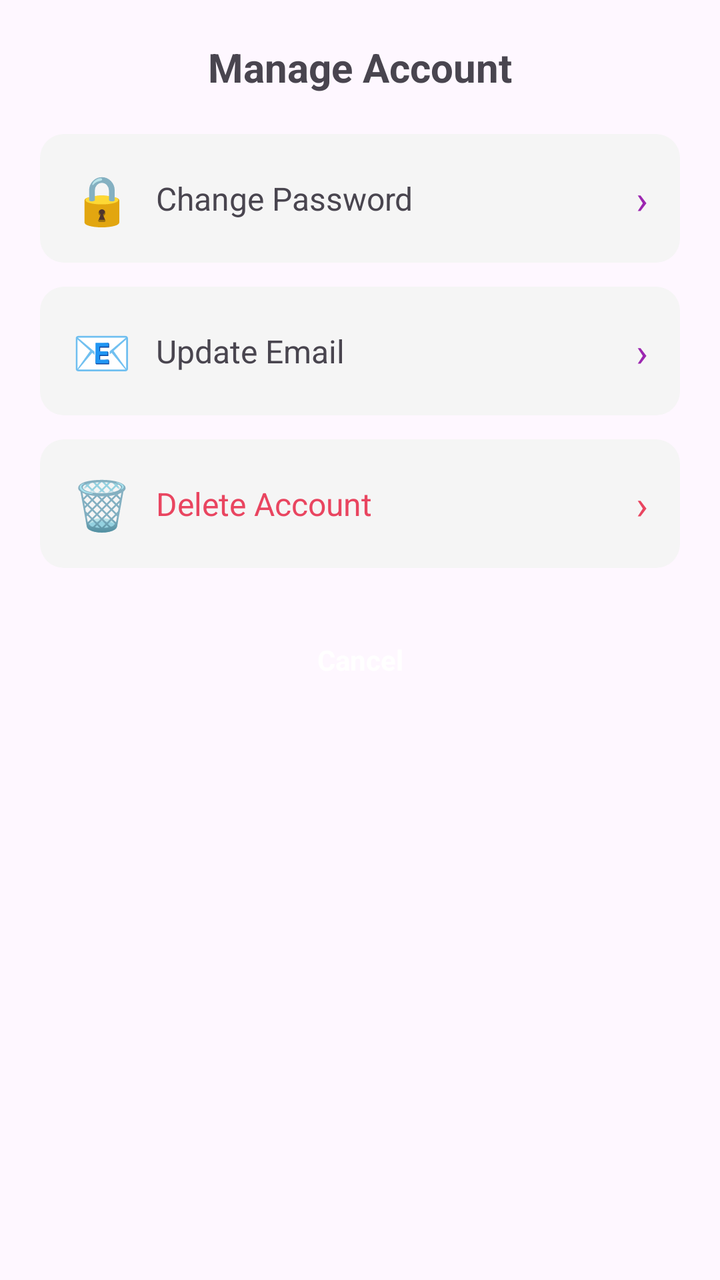
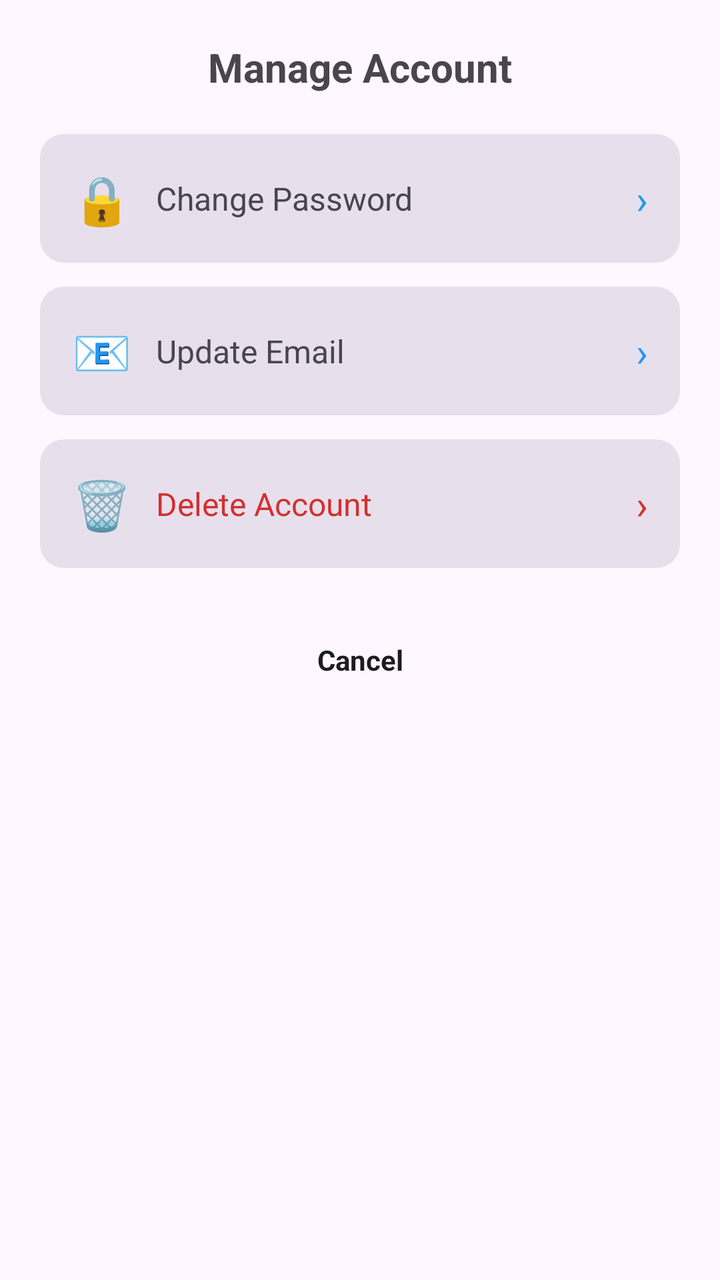

Two renders of the same Android screen: before a commit and after it. Below are the layout's source before the change and the commit's diff.
<!-- AndroidManifest.xml: application theme Base.Theme.DailyToDoList -->
<!-- res/layout/dialog_manage_account.xml -->
<?xml version="1.0" encoding="utf-8"?>
<LinearLayout xmlns:android="http://schemas.android.com/apk/res/android"
    android:layout_width="match_parent"
    android:layout_height="wrap_content"
    android:orientation="vertical"
    android:padding="20dp">

    <TextView
        android:id="@+id/titleText"
        android:layout_width="match_parent"
        android:layout_height="wrap_content"
        android:text="@string/manage_account_title"
        android:textSize="20sp"
        android:textStyle="bold"
        android:gravity="center"
        android:paddingBottom="20dp" />

    
    <LinearLayout
        android:id="@+id/changePassword"
        android:layout_width="match_parent"
        android:layout_height="wrap_content"
        android:orientation="horizontal"
        android:gravity="center_vertical"
        android:padding="16dp"
        android:layout_marginBottom="12dp"
        android:background="@drawable/language_option_bg"
        android:clickable="true"
        android:focusable="true">

        <TextView
            android:layout_width="wrap_content"
            android:layout_height="wrap_content"
            android:text="🔒"
            android:textSize="24sp"
            android:layout_marginEnd="12dp" />

        <TextView
            android:layout_width="0dp"
            android:layout_height="wrap_content"
            android:layout_weight="1"
            android:text="@string/change_password"
            android:textSize="16sp" />

        <TextView
            android:layout_width="wrap_content"
            android:layout_height="wrap_content"
            android:text="›"
            android:textSize="20sp"
            android:textColor="#9C27B0" />

    </LinearLayout>

    
    <LinearLayout
        android:id="@+id/updateEmail"
        android:layout_width="match_parent"
        android:layout_height="wrap_content"
        android:orientation="horizontal"
        android:gravity="center_vertical"
        android:padding="16dp"
        android:layout_marginBottom="12dp"
        android:background="@drawable/language_option_bg"
        android:clickable="true"
        android:focusable="true">

        <TextView
            android:layout_width="wrap_content"
            android:layout_height="wrap_content"
            android:text="📧"
            android:textSize="24sp"
            android:layout_marginEnd="12dp" />

        <TextView
            android:layout_width="0dp"
            android:layout_height="wrap_content"
            android:layout_weight="1"
            android:text="@string/update_email"
            android:textSize="16sp" />

        <TextView
            android:layout_width="wrap_content"
            android:layout_height="wrap_content"
            android:text="›"
            android:textSize="20sp"
            android:textColor="#9C27B0" />

    </LinearLayout>

    
    <LinearLayout
        android:id="@+id/deleteAccount"
        android:layout_width="match_parent"
        android:layout_height="wrap_content"
        android:orientation="horizontal"
        android:gravity="center_vertical"
        android:padding="16dp"
        android:layout_marginBottom="24dp"
        android:background="@drawable/language_option_bg"
        android:clickable="true"
        android:focusable="true">

        <TextView
            android:layout_width="wrap_content"
            android:layout_height="wrap_content"
            android:text="🗑️"
            android:textSize="24sp"
            android:layout_marginEnd="12dp" />

        <TextView
            android:layout_width="0dp"
            android:layout_height="wrap_content"
            android:layout_weight="1"
            android:text="@string/delete_account"
            android:textSize="16sp"
            android:textColor="#E94560" />

        <TextView
            android:layout_width="wrap_content"
            android:layout_height="wrap_content"
            android:text="›"
            android:textSize="20sp"
            android:textColor="#E94560" />

    </LinearLayout>

    
    <TextView
        android:id="@+id/cancelButton"
        android:layout_width="match_parent"
        android:layout_height="44dp"
        android:text="@string/cancel"
        android:textSize="14sp"
        android:textStyle="bold"
        android:textColor="#FFFFFF"
        android:gravity="center"
        android:clickable="true"
        android:focusable="true" />

</LinearLayout>
<!-- resources referenced by this layout -->
<resources>
  <!-- drawable language_option_bg (drawable) -->
  <?xml version="1.0" encoding="utf-8"?>
  <shape xmlns:android="http://schemas.android.com/apk/res/android">
      <solid android:color="#F5F5F5"/>
      <corners android:radius="12dp"/>
  </shape>
  <string name="cancel">Cancel</string>
  <string name="change_password">Change Password</string>
  <string name="delete_account">Delete Account</string>
  <string name="manage_account_title">Manage Account</string>
  <string name="update_email">Update Email</string>
  <style name="Base.Theme.DailyToDoList" parent="Theme.Material3.DayNight.NoActionBar">
          <item name="colorPrimary">@color/default_primary</item>
          <item name="colorOnPrimary">@color/white</item>
          <item name="colorSecondary">@color/default_accent</item>
          <item name="colorOnSecondary">@color/white</item>
          <item name="android:statusBarColor">@color/default_start</item>
          <item name="android:windowLightStatusBar">true</item>
          <item name="android:navigationBarColor">@color/white</item>
          <item name="android:windowLightNavigationBar">false</item>
      </style>
  <color name="default_primary">#2196F3</color>
  <color name="white">#FFFFFFFF</color>
  <color name="default_accent">#E94560</color>
  <color name="default_start">#2196F3</color>
</resources>

<!-- the commit's change to res/layout/dialog_manage_account.xml (unified diff, before → after) -->
@@ -47,7 +47,7 @@
             android:layout_height="wrap_content"
             android:text="›"
             android:textSize="20sp"
-            android:textColor="#9C27B0" />
+            android:textColor="?attr/colorPrimary" />
 
     </LinearLayout>
 
@@ -83,7 +83,7 @@
             android:layout_height="wrap_content"
             android:text="›"
             android:textSize="20sp"
-            android:textColor="#9C27B0" />
+            android:textColor="?attr/colorPrimary" />
 
     </LinearLayout>
 
@@ -113,14 +113,14 @@
             android:layout_weight="1"
             android:text="@string/delete_account"
             android:textSize="16sp"
-            android:textColor="#E94560" />
+            android:textColor="@color/destructive" />
 
         <TextView
             android:layout_width="wrap_content"
             android:layout_height="wrap_content"
             android:text="›"
             android:textSize="20sp"
-            android:textColor="#E94560" />
+            android:textColor="@color/destructive" />
 
     </LinearLayout>
 
@@ -132,7 +132,7 @@
         android:text="@string/cancel"
         android:textSize="14sp"
         android:textStyle="bold"
-        android:textColor="#FFFFFF"
+        android:textColor="?attr/colorOnSurface"
         android:gravity="center"
         android:clickable="true"
         android:focusable="true" />
<!-- resource entries referenced after the edit -->
@@ -1,9 +1,10 @@
 <!-- resources referenced by this layout -->
 <resources>
+  <color name="destructive">#D32F2F</color>
   <!-- drawable language_option_bg (drawable) -->
   <?xml version="1.0" encoding="utf-8"?>
   <shape xmlns:android="http://schemas.android.com/apk/res/android">
-      <solid android:color="#F5F5F5"/>
+      <solid android:color="?attr/colorSurfaceVariant"/>
       <corners android:radius="12dp"/>
   </shape>
   <string name="cancel">Cancel</string>
